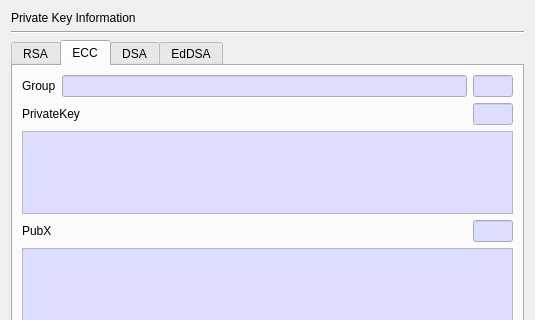
jykim74/CertMan, file CertMan/pri_key_info_dlg.ui: the form before one commit; both pictures show x 0 to 535 and y 0 to 320 of the 535 by 534 pixel window.
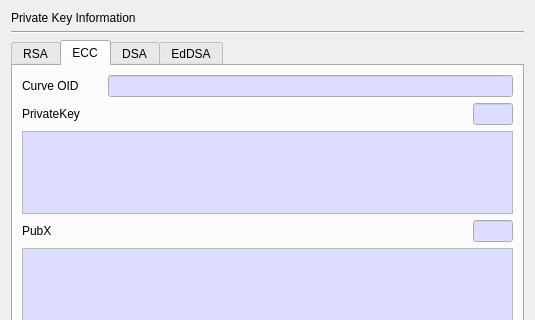
The form after the commit. The open tabs and pages were chosen to show the change.

The edit to the form file:
```diff
--- a/CertMan/pri_key_info_dlg.ui
+++ b/CertMan/pri_key_info_dlg.ui
@@ -951,20 +951,8 @@
       <layout class="QVBoxLayout" name="verticalLayout_3">
        <item>
         <layout class="QGridLayout" name="gridLayout_4">
-         <item row="0" column="2">
-          <widget class="QLineEdit" name="mECC_GroupLenText">
-           <property name="minimumSize">
-            <size>
-             <width>40</width>
-             <height>0</height>
-            </size>
-           </property>
-           <property name="maximumSize">
-            <size>
-             <width>40</width>
-             <height>16777215</height>
-            </size>
-           </property>
+         <item row="0" column="1">
+          <widget class="QLineEdit" name="mECC_CurveOIDText">
            <property name="palette">
             <palette>
              <active>
@@ -1009,52 +997,20 @@
          </item>
          <item row="0" column="0">
           <widget class="QLabel" name="label_10">
+           <property name="minimumSize">
+            <size>
+             <width>80</width>
+             <height>0</height>
+            </size>
+           </property>
+           <property name="maximumSize">
+            <size>
+             <width>80</width>
+             <height>16777215</height>
+            </size>
+           </property>
            <property name="text">
-            <string>Group</string>
-           </property>
-          </widget>
-         </item>
-         <item row="0" column="1">
-          <widget class="QLineEdit" name="mECC_GroupText">
-           <property name="palette">
-            <palette>
-             <active>
-              <colorrole role="Base">
-               <brush brushstyle="SolidPattern">
-                <color alpha="255">
-                 <red>221</red>
-                 <green>221</green>
-                 <blue>255</blue>
-                </color>
-               </brush>
-              </colorrole>
-             </active>
-             <inactive>
-              <colorrole role="Base">
-               <brush brushstyle="SolidPattern">
-                <color alpha="255">
-                 <red>221</red>
-                 <green>221</green>
-                 <blue>255</blue>
-                </color>
-               </brush>
-              </colorrole>
-             </inactive>
-             <disabled>
-              <colorrole role="Base">
-               <brush brushstyle="SolidPattern">
-                <color alpha="255">
-                 <red>240</red>
-                 <green>240</green>
-                 <blue>240</blue>
-                </color>
-               </brush>
-              </colorrole>
-             </disabled>
-            </palette>
-           </property>
-           <property name="readOnly">
-            <bool>true</bool>
+            <string>Curve OID</string>
            </property>
           </widget>
          </item>
@@ -1064,6 +1020,18 @@
         <layout class="QGridLayout" name="gridLayout_12">
          <item row="0" column="0">
           <widget class="QLabel" name="label_13">
+           <property name="minimumSize">
+            <size>
+             <width>80</width>
+             <height>0</height>
+            </size>
+           </property>
+           <property name="maximumSize">
+            <size>
+             <width>80</width>
+             <height>16777215</height>
+            </size>
+           </property>
            <property name="text">
             <string>PrivateKey</string>
            </property>
```
Left out of the diff: 2 changed lines with no effect on the pictures.
